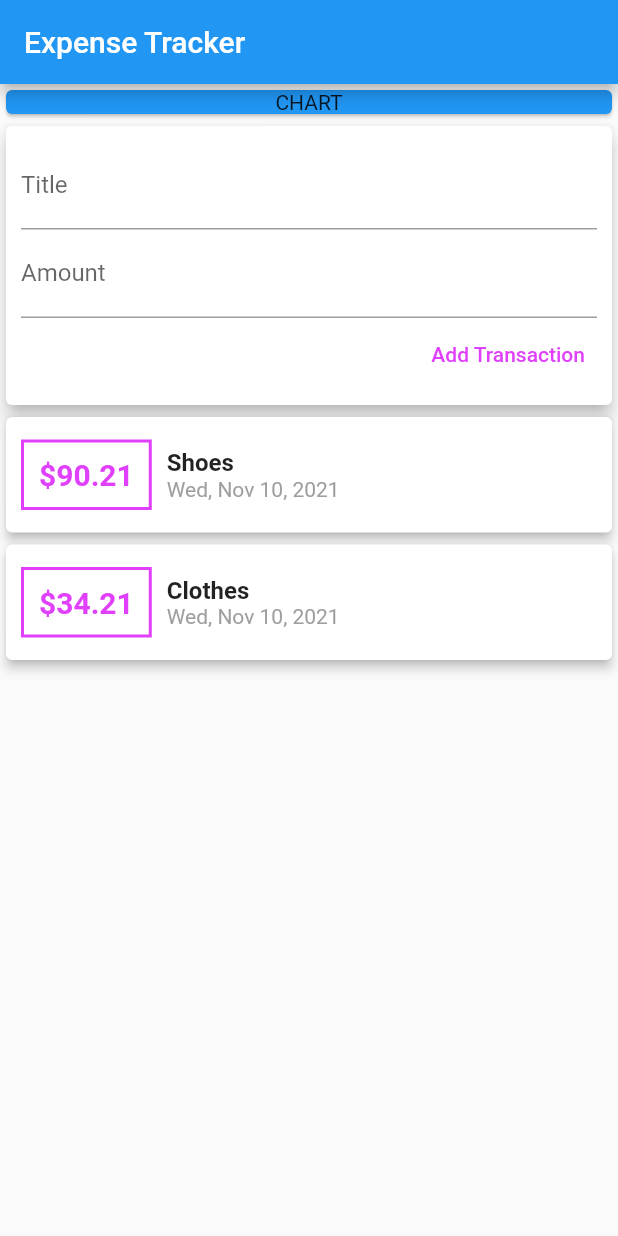
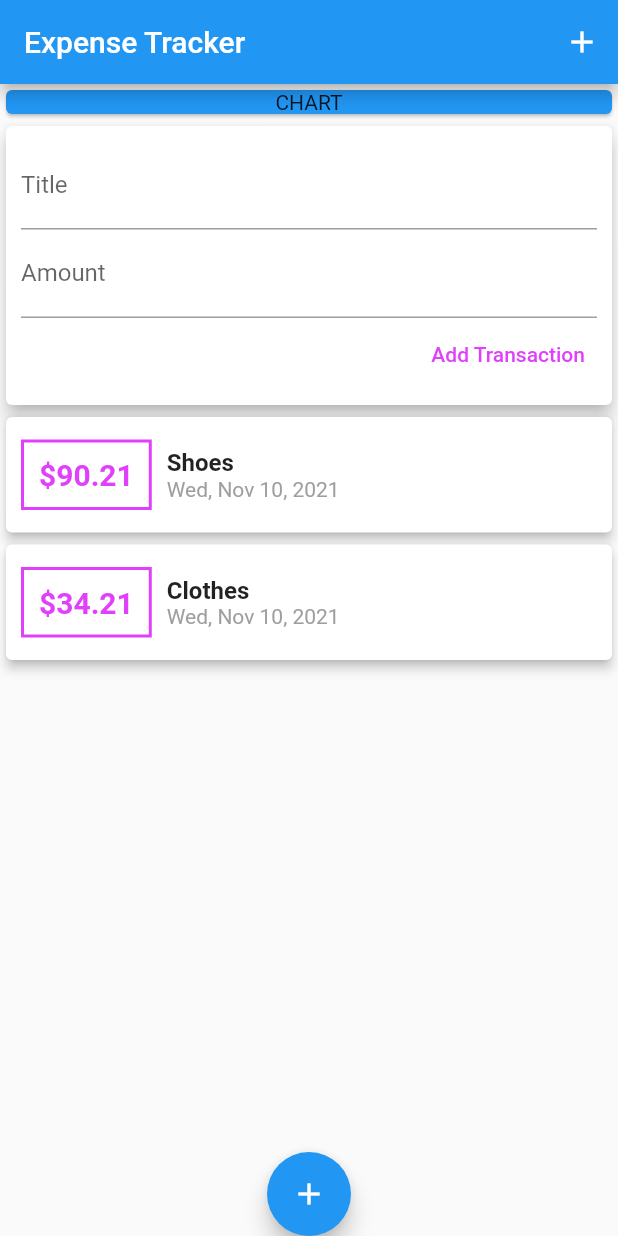
Before and after one commit to OstrichFarmer/personal_expense_tracker, a Flutter app: the screen it shows after launch, on a phone screen of 412 x 824 dp. Run offline on Flutter 3.47's test engine with Material 2 defaults, Android fonts, the phone set to English and light mode, and no system bars.

Commit message:
Added the floating button and appbar iconbutton

```diff
--- a/lib/main.dart
+++ b/lib/main.dart
@@ -21,8 +21,19 @@ class MyHomePage extends StatelessWidget {
         FocusScope.of(context).requestFocus(new FocusNode());
       },
       child: Scaffold(
+        floatingActionButtonLocation: FloatingActionButtonLocation.centerDocked,
+        floatingActionButton: FloatingActionButton(
+          onPressed: () {},
+          child: Icon(Icons.add),
+        ),
         appBar: AppBar(
           title: Text('Expense Tracker'),
+          actions: [
+            IconButton(
+              onPressed: () {},
+              icon: Icon(Icons.add),
+            ),
+          ],
         ),
         body: ListView(
           children: [
```
